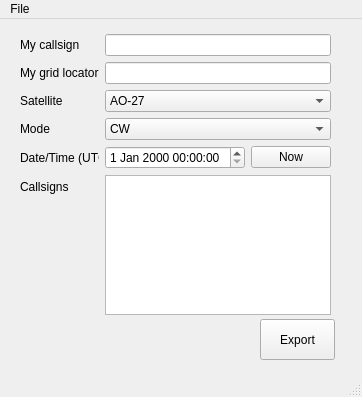
Qt form Sources/U2.Suite/logger/ui/FastSatEntry.ui (ut8uu/U2.Suite.Python) before a commit.
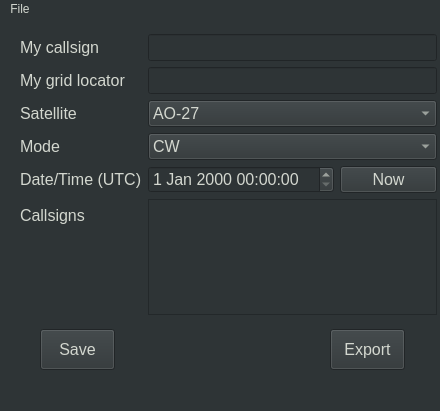
The same form after that commit.

What changed in the file:
```diff
--- a/Sources/U2.Suite/logger/ui/FastSatEntry.ui
+++ b/Sources/U2.Suite/logger/ui/FastSatEntry.ui
@@ -6,23 +6,31 @@
    <rect>
     <x>0</x>
     <y>0</y>
-    <width>362</width>
-    <height>397</height>
+    <width>440</width>
+    <height>411</height>
    </rect>
   </property>
   <property name="windowTitle">
    <string>Fast Sat Entry</string>
   </property>
+  <property name="styleSheet">
+   <string notr="true">background-color: rgb(46, 52, 54); color: rgb(211, 215, 207);</string>
+  </property>
   <widget class="QWidget" name="centralwidget">
    <widget class="QPushButton" name="btnExport">
     <property name="geometry">
      <rect>
-      <x>260</x>
-      <y>300</y>
+      <x>330</x>
+      <y>310</y>
       <width>75</width>
       <height>41</height>
      </rect>
     </property>
+    <property name="font">
+     <font>
+      <pointsize>12</pointsize>
+     </font>
+    </property>
     <property name="text">
      <string>Export</string>
     </property>
@@ -32,13 +40,23 @@
      <rect>
       <x>20</x>
       <y>15</y>
-      <width>311</width>
+      <width>417</width>
       <height>281</height>
      </rect>
     </property>
+    <property name="font">
+     <font>
+      <pointsize>12</pointsize>
+     </font>
+    </property>
     <layout class="QFormLayout" name="formLayout">
      <item row="2" column="0">
       <widget class="QLabel" name="label">
+       <property name="font">
+        <font>
+         <pointsize>12</pointsize>
+        </font>
+       </property>
        <property name="text">
         <string>Satellite</string>
        </property>
@@ -46,6 +64,11 @@
      </item>
      <item row="2" column="1">
       <widget class="QComboBox" name="cbSatellite">
+       <property name="font">
+        <font>
+         <pointsize>12</pointsize>
+        </font>
+       </property>
        <item>
         <property name="text">
          <string>AO-27</string>
@@ -75,6 +98,11 @@
      </item>
      <item row="4" column="0">
       <widget class="QLabel" name="label_2">
+       <property name="font">
+        <font>
+         <pointsize>12</pointsize>
+        </font>
+       </property>
        <property name="text">
         <string>Date/Time (UTC)</string>
        </property>
@@ -82,6 +110,11 @@
      </item>
      <item row="5" column="0">
       <widget class="QLabel" name="label_3">
+       <property name="font">
+        <font>
+         <pointsize>12</pointsize>
+        </font>
+       </property>
        <property name="text">
         <string>Callsigns</string>
        </property>
@@ -89,6 +122,11 @@
      </item>
      <item row="5" column="1">
       <widget class="QTextEdit" name="tbCallsigns">
+       <property name="font">
+        <font>
+         <pointsize>12</pointsize>
+        </font>
+       </property>
        <property name="toolTip">
         <string>&lt;html&gt;&lt;head/&gt;&lt;body&gt;&lt;p&gt;Enter all callsigns you have worked.&lt;/p&gt;&lt;p&gt;Use comma or semicolon as a separator.&lt;/p&gt;&lt;/body&gt;&lt;/html&gt;</string>
        </property>
@@ -96,6 +134,11 @@
      </item>
      <item row="0" column="0">
       <widget class="QLabel" name="label_4">
+       <property name="font">
+        <font>
+         <pointsize>12</pointsize>
+        </font>
+       </property>
        <property name="text">
         <string>My callsign</string>
        </property>
@@ -103,6 +146,11 @@
      </item>
      <item row="0" column="1">
       <widget class="QLineEdit" name="tbMyCallsign">
+       <property name="font">
+        <font>
+         <pointsize>12</pointsize>
+        </font>
+       </property>
        <property name="text">
         <string/>
        </property>
@@ -110,16 +158,32 @@
      </item>
      <item row="1" column="0">
       <widget class="QLabel" name="label_5">
+       <property name="font">
+        <font>
+         <pointsize>12</pointsize>
+        </font>
+       </property>
        <property name="text">
         <string>My grid locator</string>
        </property>
       </widget>
      </item>
      <item row="1" column="1">
-      <widget class="QLineEdit" name="tbGridLocator"/>
+      <widget class="QLineEdit" name="tbGridLocator">
+       <property name="font">
+        <font>
+         <pointsize>12</pointsize>
+        </font>
+       </property>
+      </widget>
      </item>
      <item row="3" column="0">
       <widget class="QLabel" name="label_6">
+       <property name="font">
+        <font>
+         <pointsize>12</pointsize>
+        </font>
+       </property>
        <property name="text">
         <string>Mode</string>
        </property>
@@ -127,6 +191,11 @@
      </item>
      <item row="3" column="1">
       <widget class="QComboBox" name="cbMode">
+       <property name="font">
+        <font>
+         <pointsize>12</pointsize>
+        </font>
+       </property>
        <item>
         <property name="text">
          <string>CW</string>
@@ -152,10 +221,21 @@
      <item row="4" column="1">
       <layout class="QHBoxLayout" name="horizontalLayout">
        <item>
-        <widget class="QDateTimeEdit" name="dateTime"/>
+        <widget class="QDateTimeEdit" name="dateTime">
+         <property name="font">
+          <font>
+           <pointsize>12</pointsize>
+          </font>
+         </property>
+        </widget>
        </item>
        <item>
         <widget class="QPushButton" name="btnNow">
+         <property name="font">
+          <font>
+           <pointsize>12</pointsize>
+          </font>
+         </property>
          <property name="text">
           <string>Now</string>
          </property>
@@ -165,13 +245,34 @@
      </item>
     </layout>
    </widget>
+   <widget class="QPushButton" name="btnSave">
+    <property name="geometry">
+     <rect>
+      <x>40</x>
+      <y>310</y>
+      <width>75</width>
+      <height>41</height>
+     </rect>
+    </property>
+    <property name="font">
+     <font>
+      <pointsize>12</pointsize>
+     </font>
+    </property>
+    <property name="toolTip">
+     <string>Saves current values as a default values.</string>
+    </property>
+    <property name="text">
+     <string>Save</string>
+    </property>
+   </widget>
   </widget>
   <widget class="QMenuBar" name="menubar">
    <property name="geometry">
     <rect>
      <x>0</x>
      <y>0</y>
-     <width>362</width>
+     <width>440</width>
      <height>21</height>
     </rect>
    </property>
```
Left out of the diff: 43 changed lines with no effect on the pictures.
